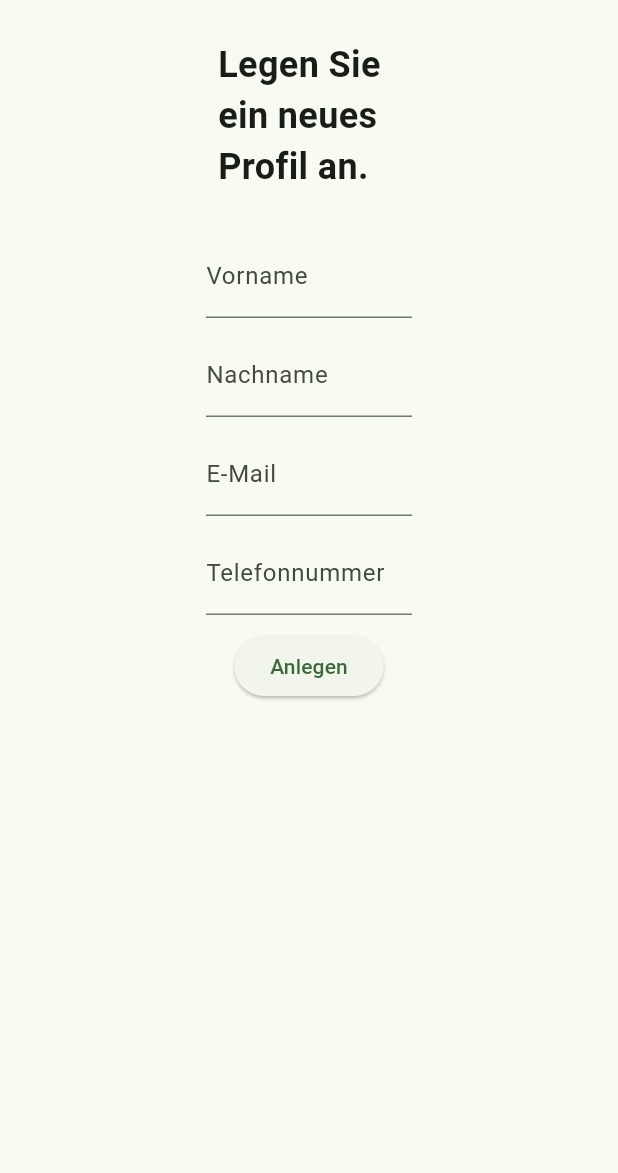
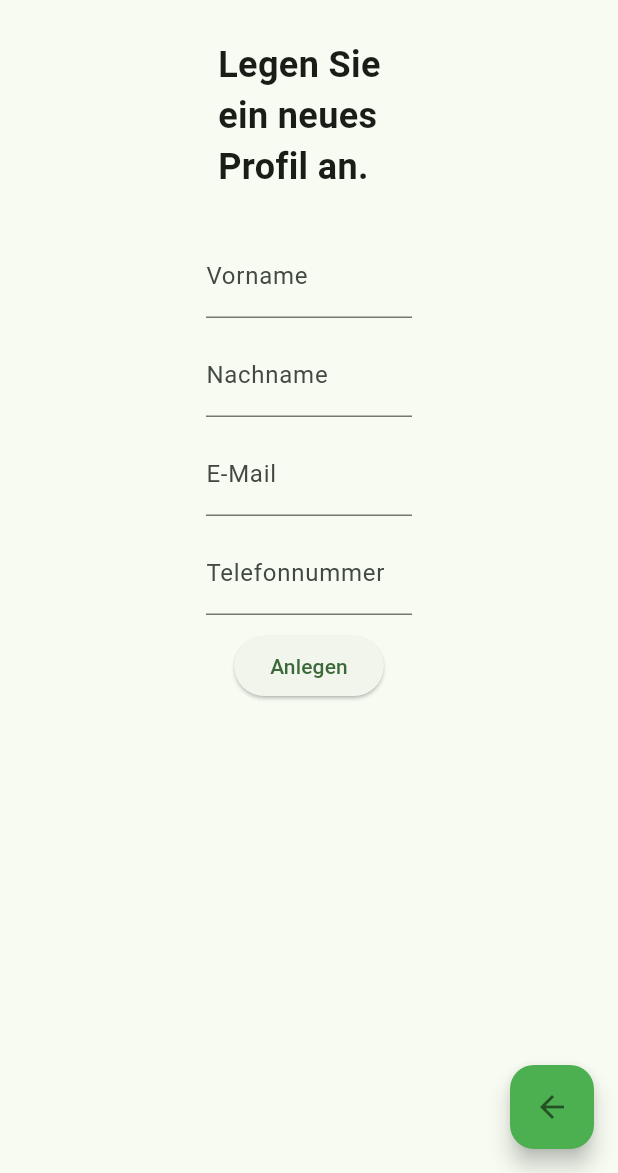
Before and after one commit to Feeelix92/campus_guide_gui, a Flutter app: the RecreateProfileScreen screen opened by its route, on a phone screen of 412 x 824 dp, the part 63-1236 px from its top. Run offline on Flutter 3.47's test engine with Material 2 defaults, Android fonts, the phone set to English and light mode, and no system bars; our stand-ins replace auto_route, flutter_map, flutter_svg, image_picker, latlong2, qr_flutter and 1 more; missing offline and left inert: flutter_map_marker_popup, random_avatar; accounts and stored records are empty.

Commit message:
add back button

```diff
--- a/lib/screens/recreate_profile_screen.dart
+++ b/lib/screens/recreate_profile_screen.dart
@@ -102,6 +102,13 @@ class RecreateProfileScreen extends StatelessWidget {
           ),
         ),
       ),
+      floatingActionButton: FloatingActionButton(
+        onPressed: () {
+          AutoRouter.of(context).push(const UserProfileRoute());
+        },
+        backgroundColor: Colors.green,
+        child: const Icon(Icons.arrow_back),
+      ),
     );
   }
 }
```
